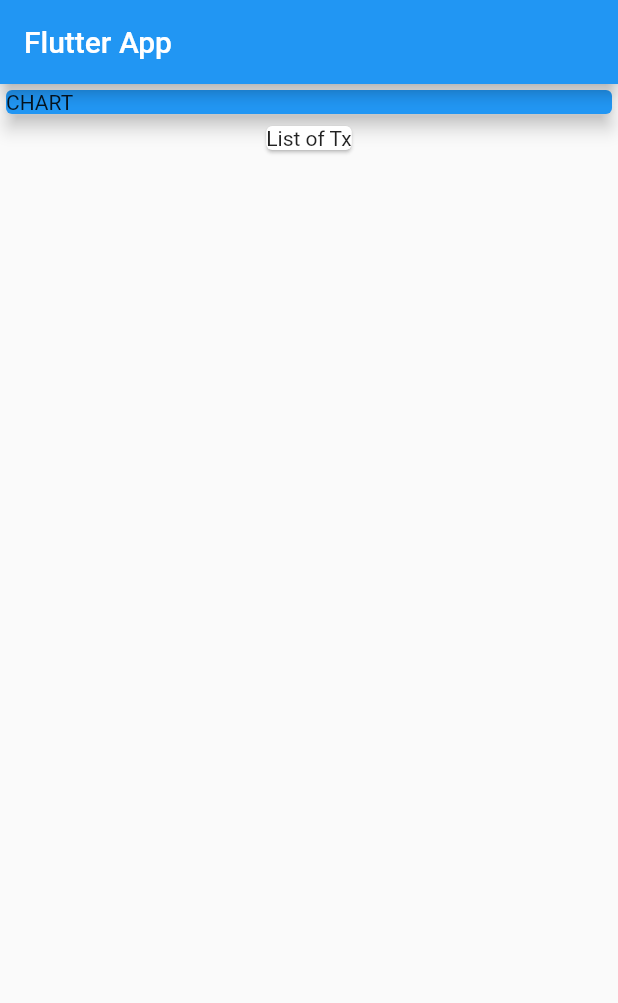
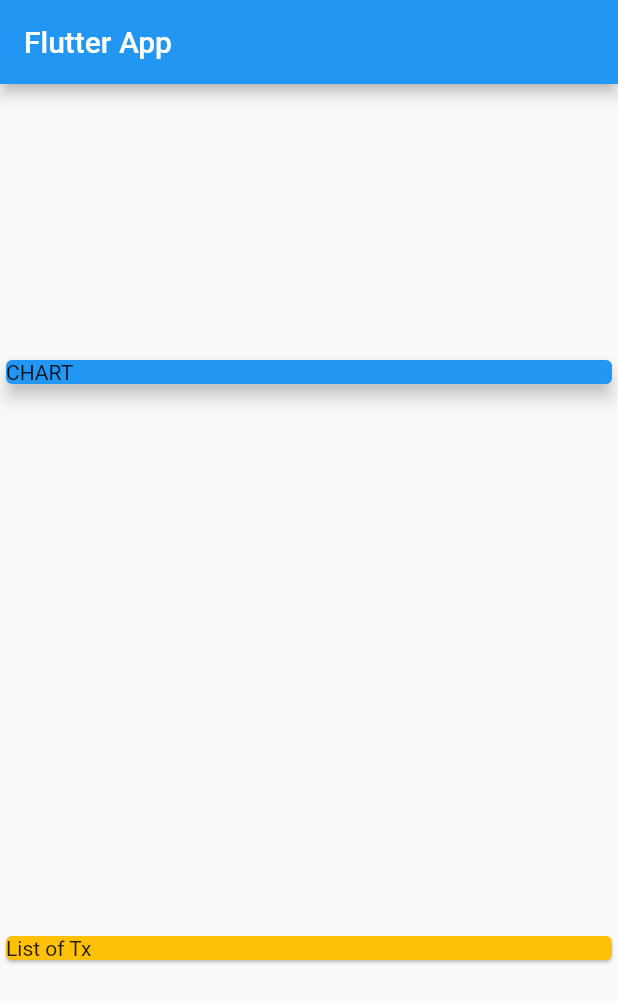
Before and after one commit to janbmagnait/personal_expense_tracker, a Flutter app: the screen it shows after launch, on a phone screen of 412 x 824 dp. Shown: the top 1003 px of the screen. Run offline on Flutter 3.47's test engine with Material 2 defaults, Android fonts, the phone set to English and light mode, and no system bars.

Commit message:
73 Understanding Column Alignment

```diff
--- a/lib/main.dart
+++ b/lib/main.dart
@@ -20,6 +20,8 @@ class MyHomePage extends StatelessWidget {
         title: Text('Flutter App'),
       ),
       body: Column(
+        mainAxisAlignment: MainAxisAlignment.spaceAround,
+        crossAxisAlignment: CrossAxisAlignment.stretch,
         children: <Widget>[
           Container(
             width: double.infinity,
@@ -30,6 +32,7 @@ class MyHomePage extends StatelessWidget {
             ),
           ),
           Card(
+            color: Colors.amber,
             child: Text('List of Tx'),
           )
         ],
```
